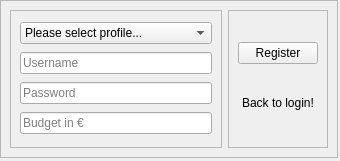
First picture: the form in frontend/Register.ui, repository nhatlam96/gui-xtraktor, before the edit.
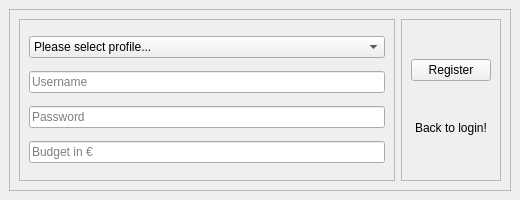
Second picture: the form after the edit.

Patch:
```diff
--- a/frontend/Register.ui
+++ b/frontend/Register.ui
@@ -6,23 +6,29 @@
    <rect>
     <x>0</x>
     <y>0</y>
-    <width>340</width>
-    <height>161</height>
+    <width>520</width>
+    <height>200</height>
    </rect>
   </property>
+  <property name="minimumSize">
+   <size>
+    <width>520</width>
+    <height>200</height>
+   </size>
+  </property>
+  <property name="maximumSize">
+   <size>
+    <width>520</width>
+    <height>200</height>
+   </size>
+  </property>
   <property name="windowTitle">
    <string>Register</string>
   </property>
   <widget class="QWidget" name="centralwidget">
+   <layout class="QHBoxLayout" name="horizontalLayout_2">
+    <item>
    <widget class="QFrame" name="frame_3">
-    <property name="geometry">
-     <rect>
-      <x>0</x>
-      <y>0</y>
-      <width>338</width>
-      <height>158</height>
-     </rect>
-    </property>
     <property name="frameShape">
      <enum>QFrame::StyledPanel</enum>
     </property>
@@ -133,6 +139,8 @@
      </item>
     </layout>
    </widget>
+    </item>
+   </layout>
   </widget>
   <action name="actionClose">
    <property name="text">
```
Lines whose indentation alone changed are shown as unchanged.
